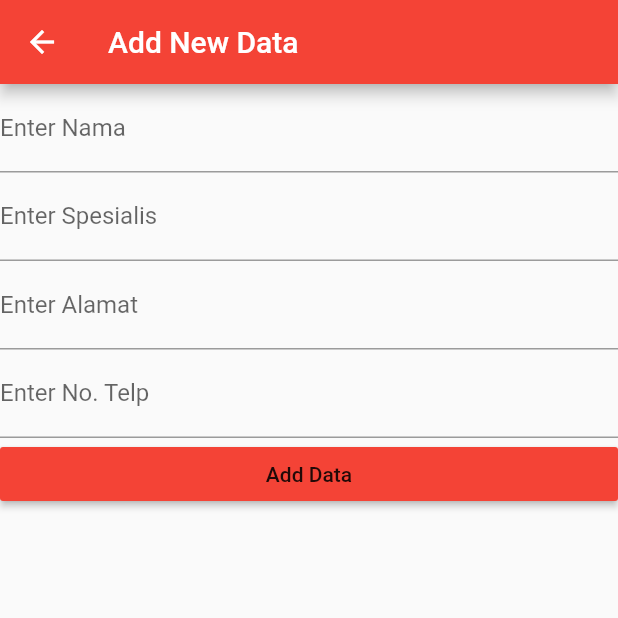
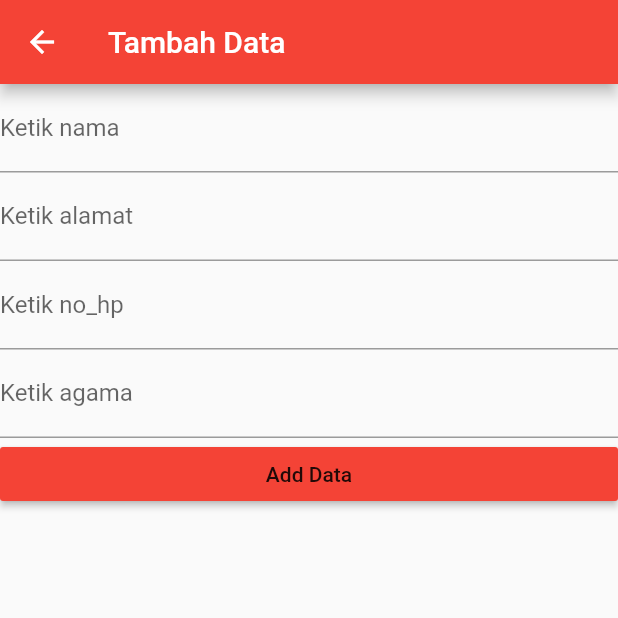
Before and after one commit to ElaChandra/UAS_Mobile_Application, a Flutter app: the screen it shows after launch, after a tap on the "add" icon, on a phone screen of 412 x 824 dp, the top half of it. Run offline on Flutter 3.47's test engine with Material 2 defaults, Android fonts, the phone set to English and light mode, and no system bars; network calls fail.

Commit message:
menambah dan edit data

```diff
--- a/lib/editdata.dart
+++ b/lib/editdata.dart
@@ -20,7 +20,7 @@ class _EditState extends State<Edit> {
   TextEditingController agama;
 
   void editData() {
-    var url = "hhttp://192.168.18.45/app_uas/_api/edit.php";
+    var url = "http://192.168.56.1/uas_mobile_application/_api/edit.php";
     http.post(url, body: {
       'id': widget.list[widget.index]['id'],
       'nama': nama.text,
@@ -43,7 +43,7 @@ class _EditState extends State<Edit> {
   Widget build(BuildContext context) {
     return Scaffold(
       appBar: AppBar(
-        title: Text("Edit Data ${widget.list[widget.index]['name']}"),
+        title: Text("Edit Data ${widget.list[widget.index]['nama']}"),
       ),
       body: ListView(
         children: [
--- a/lib/main.dart
+++ b/lib/main.dart
@@ -26,7 +26,7 @@ class Home extends StatefulWidget {
 class _HomeState extends State<Home> {
 
   Future<List> getData() async{
-    final responce = await http.get("http://192.168.18.45/app_uas/_api/getdata.php");
+    final responce = await http.get("http:192.168.56.1/uas_mobile_application/_api/getdata.php");
     return jsonDecode(responce.body);
   }
 
--- a/lib/newdata.dart
+++ b/lib/newdata.dart
@@ -11,16 +11,16 @@ class NewData extends StatefulWidget {
 
 class _NewDataState extends State<NewData> {
   TextEditingController nama = new TextEditingController();
-  TextEditingController spesialis = new TextEditingController();
   TextEditingController alamat = new TextEditingController();
-  TextEditingController notelp = new TextEditingController();
+  TextEditingController no_hp = new TextEditingController();
+  TextEditingController agama = new TextEditingController();
   void addData() {
-    var url = "http://192.168.18.45/app_uas/_api/add.php";
+    var url = "http://192.168.56.1/uas_mobile_application/_api/add.php";
     http.post(url, body: {
       "nama": nama.text,
-      "spesialis": spesialis.text,
       "alamat": alamat.text,
-      "no_telp": notelp.text,
+      "no_hp": no_hp.text,
+      "agama": agama.text,
     });
   }
 
@@ -28,29 +28,29 @@ class _NewDataState extends State<NewData> {
   Widget build(BuildContext context) {
     return Scaffold(
       appBar: AppBar(
-        title: Text("Add New Data"),
+        title: Text("Tambah Data"),
       ),
       body: ListView(
         children: [
           TextField(
             controller: nama,
             decoration: InputDecoration(
-                hintText: "Enter Nama", labelText: "Enter Nama"),
-          ),
-          TextField(
-            controller: spesialis,
-            decoration: InputDecoration(
-                hintText: "Enter Spesialis", labelText: "Enter Spesialis"),
+                hintText: "Masukkan nama", labelText: "Ketik nama"),
           ),
           TextField(
             controller: alamat,
             decoration: InputDecoration(
-                hintText: "Enter Alamat", labelText: "Enter Alamat"),
+                hintText: "Masukkan alamat", labelText: "Ketik alamat"),
           ),
           TextField(
-            controller: notelp,
+            controller: no_hp,
             decoration: InputDecoration(
-                hintText: "Enter No. Telp", labelText: "Enter No. Telp"),
+                hintText: "Masukkan no_hp", labelText: "Ketik no_hp"),
+          ),
+          TextField(
+            controller: agama,
+            decoration: InputDecoration(
+                hintText: "Masukkan agama", labelText: "Ketik agama"),
           ),
           MaterialButton(
             child: Text("Add Data"),
```
